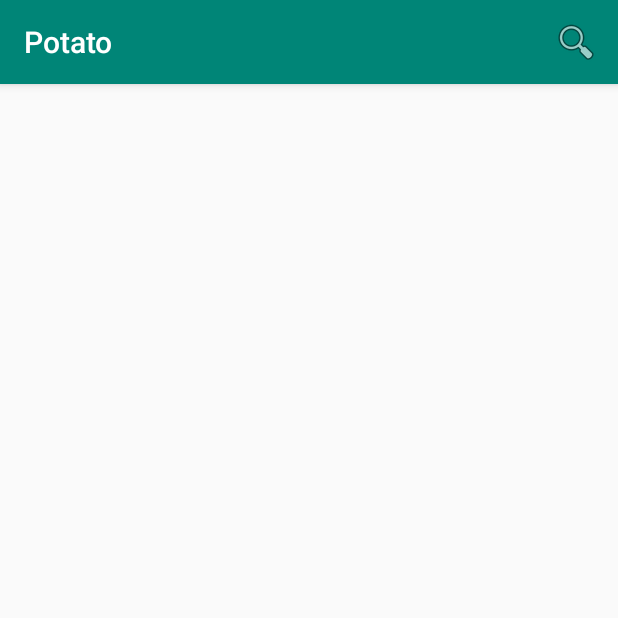
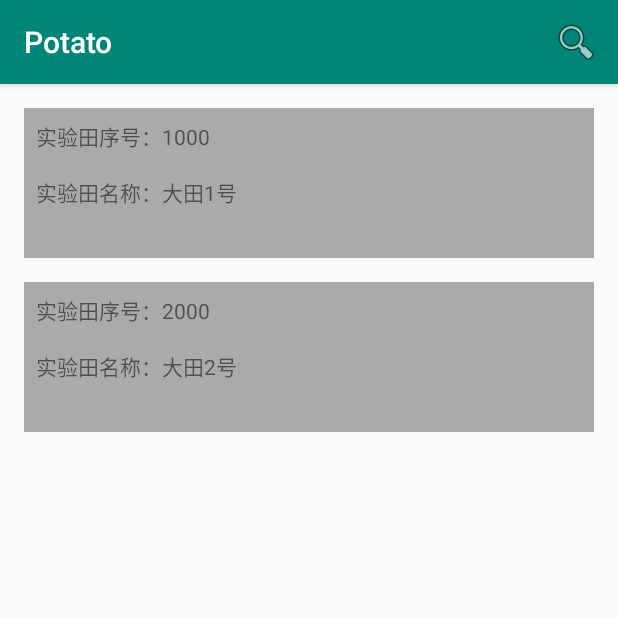
Before and after one commit to CurryYoo/Potato_System, an Android app: the GeneralClickActivity screen opened directly, with no data from a screen before it, on a phone screen of 412 x 824 dp, the top half of it. Run offline under Robolectric (Android 15) with nearby library versions, the phone set to English and light mode, and no system bars; libraries missing offline, so code that uses them is left out: com.hb.dialog.

Commit message:
Update interface

```diff
--- a/app/src/main/java/com/example/kerne/potato/GeneralClickActivity.java
+++ b/app/src/main/java/com/example/kerne/potato/GeneralClickActivity.java
@@ -19,6 +19,7 @@ import android.widget.Toast;
 import com.hb.dialog.myDialog.MyAlertInputDialog;
 
 import org.json.JSONArray;
+import org.json.JSONException;
 import org.json.JSONObject;
 
 import java.util.ArrayList;
@@ -93,30 +94,45 @@ public class GeneralClickActivity extends AppCompatActivity implements GeneralCl
 
     private void initData() {
         //获取服务器中数据
-        new Thread(){
-            @Override
-            public void run(){
-                HttpRequest.HttpRequest_general(name, GeneralClickActivity.this, new HttpRequest.HttpCallback() {
-                    @Override
-                    public void onSuccess(JSONObject result) {
-                        try {
-                            JSONArray rows = new JSONArray();
-                            rows = result.getJSONArray("rows");
-                            int total = result.getInt("total");
-                            for(int i = 0; i < total; i++){
-                                JSONObject jsonObject0 = rows.getJSONObject(i);
-                                mList.add(jsonObject0);
-                            }
-                            Log.d("GeneralJsonList", mList.toString());
-                            initView();
-                        } catch (Exception e) {
-                            e.printStackTrace();
-                        }
-                    }
-                });
-            }
-        }.start();
+//        new Thread(){
+//            @Override
+//            public void run(){
+//                HttpRequest.HttpRequest_general(name, GeneralClickActivity.this, new HttpRequest.HttpCallback() {
+//                    @Override
+//                    public void onSuccess(JSONObject result) {
+//                        try {
+//                            JSONArray rows = new JSONArray();
+//                            rows = result.getJSONArray("rows");
+//                            int total = result.getInt("total");
+//                            for(int i = 0; i < total; i++){
+//                                JSONObject jsonObject0 = rows.getJSONObject(i);
+//                                mList.add(jsonObject0);
+//                            }
+//                            Log.d("GeneralJsonList", mList.toString());
+//                            initView();
+//                        } catch (Exception e) {
+//                            e.printStackTrace();
+//                        }
+//                    }
+//                });
+//            }
+//        }.start();
 
+        JSONObject jsonObject0 = new JSONObject();
+        JSONObject jsonObject1 = new JSONObject();
+        try {
+            jsonObject0.put("farmlandId", "1000");
+            jsonObject0.put("name", "大田1号");
+            jsonObject1.put("farmlandId", "2000");
+            jsonObject1.put("name", "大田2号");
+        } catch (JSONException e) {
+            e.printStackTrace();
+        }
+        mList.add(jsonObject0);
+        mList.add(jsonObject1);
+
+        //!!!
+        initView();
     }
 
     private void initView() {
--- a/app/src/main/java/com/example/kerne/potato/GeneralClickAdapter.java
+++ b/app/src/main/java/com/example/kerne/potato/GeneralClickAdapter.java
@@ -66,8 +66,8 @@ public class GeneralClickAdapter extends RecyclerView.Adapter<GeneralClickAdapte
         try {
             farmlandId = jsonObject.getString("farmlandId");
             name = jsonObject.getString("name");
-            holder.tvNum.setText("大田序号：" + farmlandId);
-            holder.tvName.setText("大田名称：" + name);
+            holder.tvNum.setText("实验田序号：" + farmlandId);
+            holder.tvName.setText("实验田名称：" + name);
         } catch (JSONException e) {
             e.printStackTrace();
         }
@@ -91,7 +91,7 @@ public class GeneralClickAdapter extends RecyclerView.Adapter<GeneralClickAdapte
                     @Override
                     public void onClick(DialogInterface dialog, int which) {
                         if(which == 0){ //点击"进入"操作时
-                            Intent intent = new Intent(mContext, FarmlandClickActivity.class);
+                            Intent intent = new Intent(mContext, GeneralActivity.class);
                             intent.putExtra("farmlandId", farmlandId);
                             mContext.startActivity(intent);
                         }
```
Also changed, not shown: app/src/main/java/com/example/kerne/potato/MainActivity.java (+0 -7 lines), app/src/main/res/layout/activity_main.xml (+1 -6 lines).
